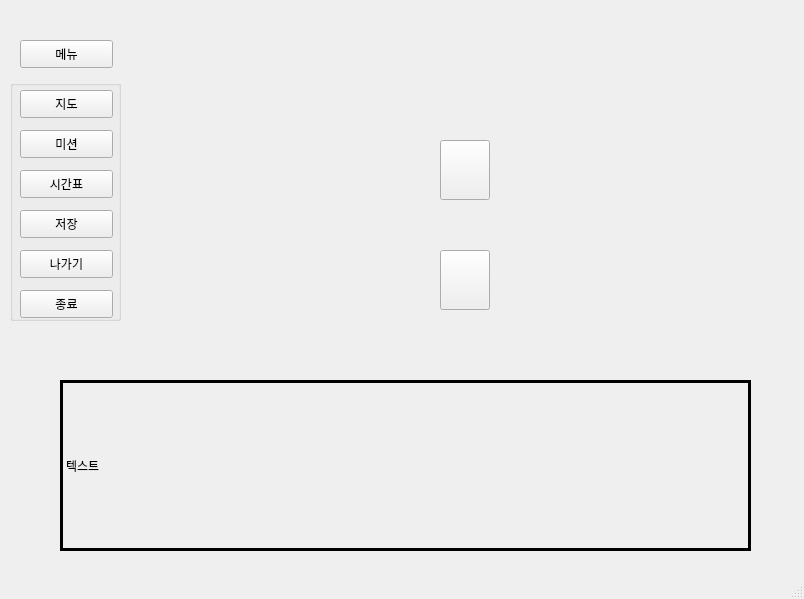
Qt form hyeji1221/class_screen/basic_screen.ui (hyeji1221/Sangmyung_Simulation_Game) before a commit.
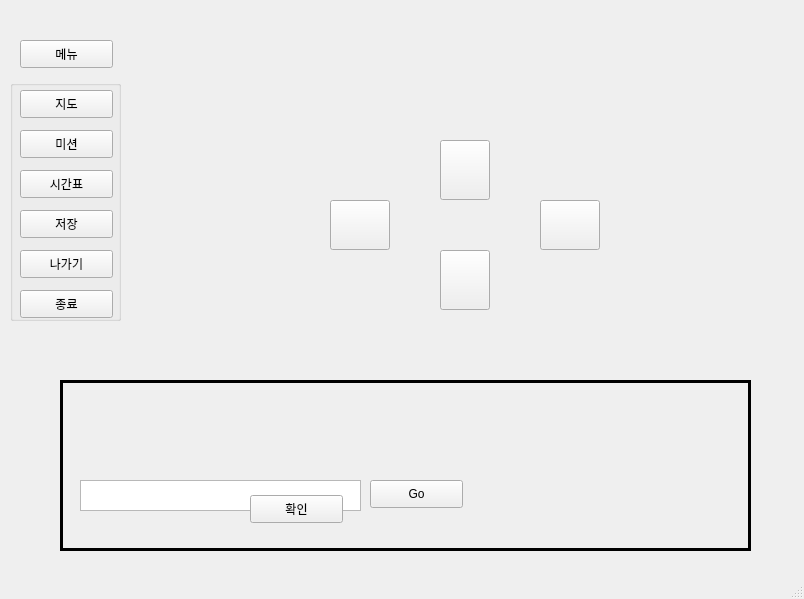
The same form after that commit. Icons and pictures are not drawn.

What changed in the file:
```diff
--- a/hyeji1221/class_screen/basic_screen.ui
+++ b/hyeji1221/class_screen/basic_screen.ui
@@ -137,7 +137,7 @@
      <number>3</number>
     </property>
     <property name="text">
-     <string>텍스트</string>
+     <string/>
     </property>
    </widget>
    <widget class="QLabel" name="img_label">
@@ -200,6 +200,88 @@
      </size>
     </property>
    </widget>
+   <widget class="QTextEdit" name="textEdit">
+    <property name="geometry">
+     <rect>
+      <x>80</x>
+      <y>480</y>
+      <width>281</width>
+      <height>31</height>
+     </rect>
+    </property>
+   </widget>
+   <widget class="QPushButton" name="goBtn">
+    <property name="geometry">
+     <rect>
+      <x>370</x>
+      <y>480</y>
+      <width>93</width>
+      <height>28</height>
+     </rect>
+    </property>
+    <property name="text">
+     <string>Go</string>
+    </property>
+   </widget>
+   <widget class="QPushButton" name="rightBtn">
+    <property name="geometry">
+     <rect>
+      <x>540</x>
+      <y>200</y>
+      <width>60</width>
+      <height>50</height>
+     </rect>
+    </property>
+    <property name="text">
+     <string/>
+    </property>
+    <property name="icon">
+     <iconset>
+      <normaloff>../../../../Downloads/free-icon-straight-right-arrow-57116.png</normaloff>../../../../Downloads/free-icon-straight-right-arrow-57116.png</iconset>
+    </property>
+    <property name="iconSize">
+     <size>
+      <width>50</width>
+      <height>50</height>
+     </size>
+    </property>
+   </widget>
+   <widget class="QPushButton" name="leftBtn">
+    <property name="geometry">
+     <rect>
+      <x>330</x>
+      <y>200</y>
+      <width>60</width>
+      <height>50</height>
+     </rect>
+    </property>
+    <property name="text">
+     <string/>
+    </property>
+    <property name="icon">
+     <iconset>
+      <normaloff>../../../../Downloads/free-icon-directional-left-arrow-symbol-56911.png</normaloff>../../../../Downloads/free-icon-directional-left-arrow-symbol-56911.png</iconset>
+    </property>
+    <property name="iconSize">
+     <size>
+      <width>50</width>
+      <height>50</height>
+     </size>
+    </property>
+   </widget>
+   <widget class="QPushButton" name="finishBtn">
+    <property name="geometry">
+     <rect>
+      <x>250</x>
+      <y>495</y>
+      <width>93</width>
+      <height>28</height>
+     </rect>
+    </property>
+    <property name="text">
+     <string>확인</string>
+    </property>
+   </widget>
   </widget>
   <widget class="QStatusBar" name="statusbar"/>
  </widget>
```
